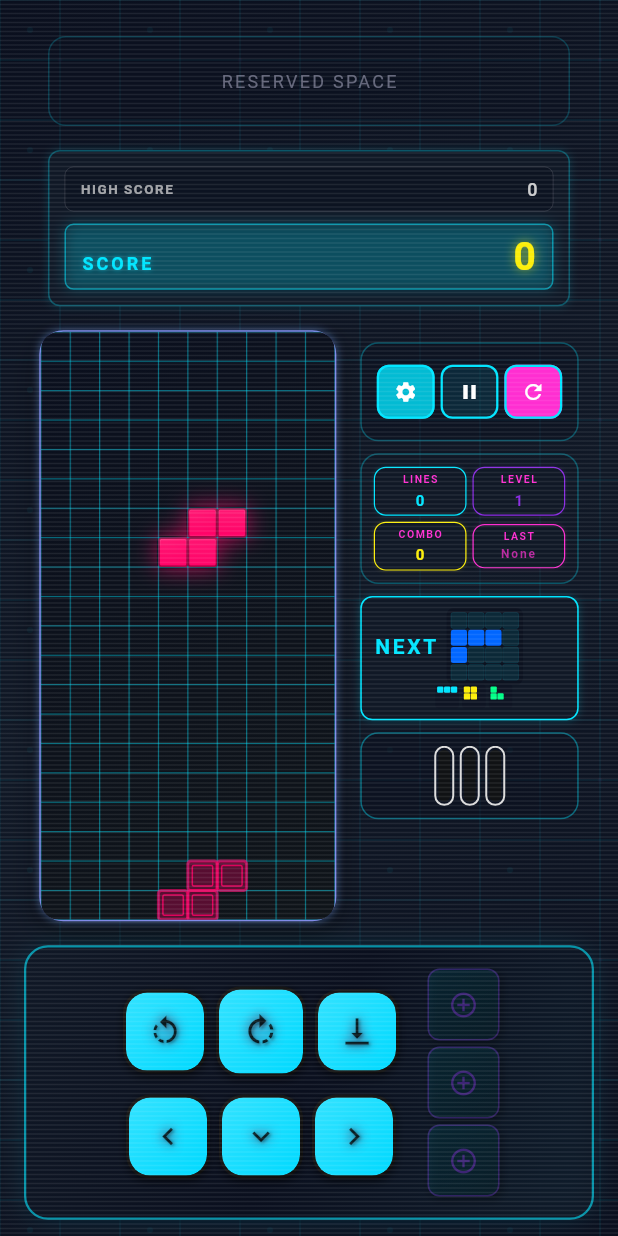
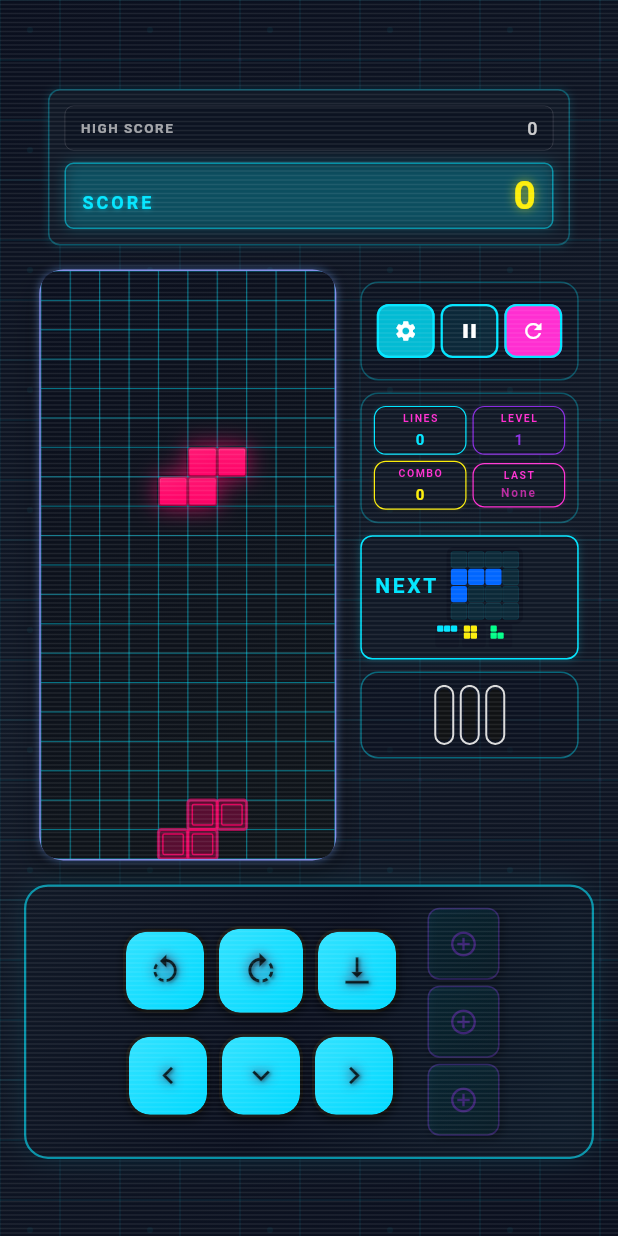
Before and after one commit to CCY0821/flutter_tetris_game, a Flutter app: the screen it shows after launch, on a phone screen of 412 x 824 dp. Run offline on Flutter 3.47's test engine with Material 3 defaults, Android fonts, the phone set to English and light mode, and no system bars; our stand-ins replace audioplayers, google_mobile_ads, shared_preferences; missing offline and left inert: universal_html; network calls fail.

Commit message:
🗑️ 移除頂部預留空間：優化廣告可見性
- 刪除 RESERVED SPACE 容器（釋放 76px 垂直空間）
- 遊戲畫面上移，底部廣告完整顯示
- 無需下拉即可看到橫幅廣告

🤖 Generated with [Claude Code](https://claude.com/claude-code)

Co-Authored-By: Claude <noreply@anthropic.com>

```diff
--- a/lib/game/game_board.dart
+++ b/lib/game/game_board.dart
@@ -527,31 +527,6 @@ class _GameBoardState extends State<GameBoard>
       child: Column(
         mainAxisSize: MainAxisSize.min,
         children: [
-          // 預留頂部空間 - 未來功能區域
-          Container(
-            height: 60,
-            width: double.infinity,
-            margin: const EdgeInsets.symmetric(horizontal: 16, vertical: 8),
-            decoration: BoxDecoration(
-              color: GameTheme.primaryDark.withOpacity(0.3),
-              borderRadius: BorderRadius.circular(12),
-              border: Border.all(
-                color: GameTheme.gridLine.withOpacity(0.2),
-                width: 1,
-              ),
-            ),
-            child: Center(
-              child: Text(
-                'RESERVED SPACE',
-                style: TextStyle(
-                  color: GameTheme.textSecondary.withOpacity(0.5),
-                  fontSize: 12,
-                  letterSpacing: 1.5,
-                ),
-              ),
-            ),
-          ),
-
           // 分數面板 - 保持在頂部原位置
           // RepaintBoundary: 隔離分數模組，只在得分時更新
           Padding(
```
